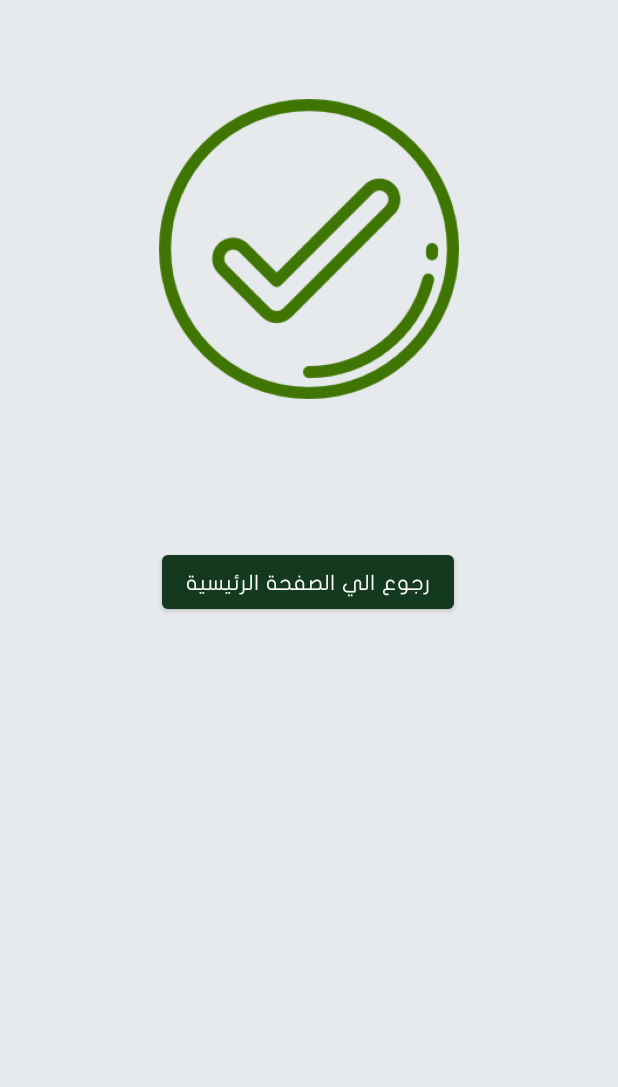
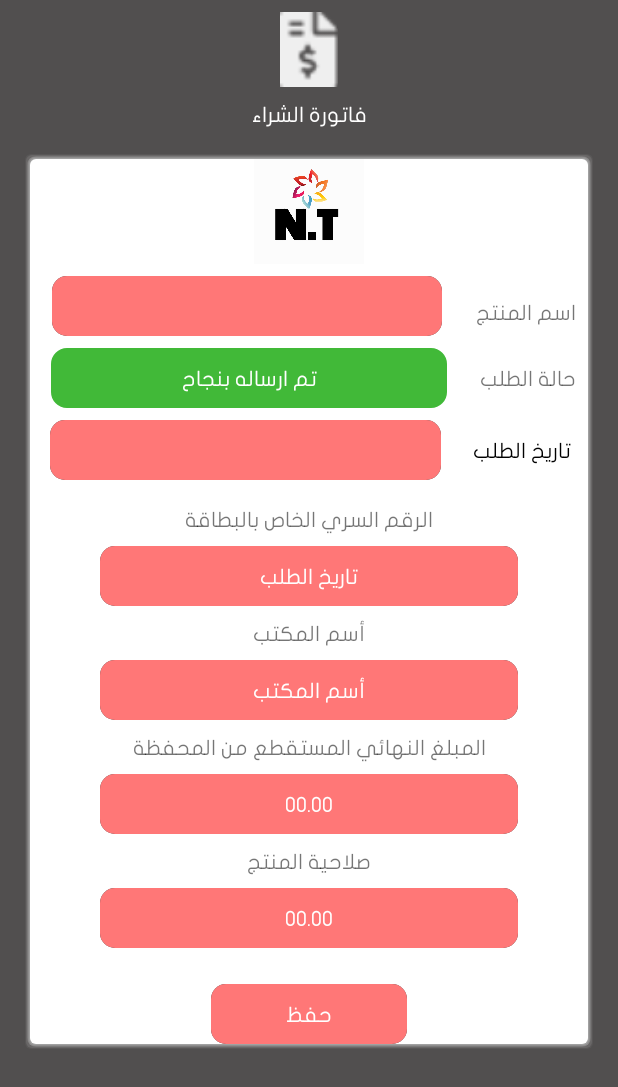
Before and after one commit to hossamxp33/sohol, an Android app: the Payment screen opened directly, with no data from a screen before it, on a phone screen of 412 x 824 dp. Shown: the top 1087 px of the screen. Run offline under Robolectric (Android 15) with nearby library versions, the phone set to English and light mode, and no system bars; our stand-ins replace data binding; 3 statements that could not run were skipped.

Commit message:
receipt page

```diff
--- a/app/src/main/AndroidManifest.xml
+++ b/app/src/main/AndroidManifest.xml
@@ -35,11 +35,12 @@
                 android:name="com.codesroots.mac.cards.DataLayer.helper.MyService"
                 android:enabled="true" />
 
-        <activity android:name=".presentaion.payment.Payment"  >
+        <activity android:name=".presentaion.payment.Payment"
+                  android:theme="@style/AppTheme">
 
         </activity>
         <activity android:name=".presentaion.popup.CompanyDetailsActivity"
-                android:theme="@style/Department"
+                  android:theme="@style/Department"
                 >
 
         </activity>
--- a/app/src/main/java/com/codesroots/mac/cards/models/BuyPackgeModel.kt
+++ b/app/src/main/java/com/codesroots/mac/cards/models/BuyPackgeModel.kt
@@ -26,8 +26,13 @@ data class Center (
     val centerID: Long? = null,
     val created: String? = null,
     val modified: String? = null,
+    val time: String? = null,
     val id: Long? = null,
+    val name: String? = null,
+    val serial: String? = null,
+    val photo: String? = null,
     val err:String? = null
+
 ) : Parcelable
 
 data class Trans (
--- a/app/src/main/java/com/codesroots/mac/cards/presentaion/payment/Payment.kt
+++ b/app/src/main/java/com/codesroots/mac/cards/presentaion/payment/Payment.kt
@@ -11,6 +11,7 @@ import androidx.appcompat.app.AppCompatActivity
 import androidx.databinding.DataBindingUtil
 import com.codesroots.mac.cards.R
 import com.codesroots.mac.cards.databinding.ActivityPaymentBinding
+import com.codesroots.mac.cards.databinding.ReceiptBinding
 import com.codesroots.mac.cards.models.Buypackge
 import com.codesroots.mac.cards.presentaion.MainActivity
 
@@ -22,26 +23,23 @@ import java.net.URL
 
 class Payment : AppCompatActivity() {
 
-
     var dataa: Buypackge? = null
-
     var  text : TextView ? = null
-
 
     override fun onCreate(savedInstanceState: Bundle?) {
         super.onCreate(savedInstanceState)
-        setContentView(R.layout.activity_payment)
-        val binding = DataBindingUtil.setContentView<ActivityPaymentBinding>(this, R.layout.activity_payment)
+        setContentView(R.layout.receipt)
+        val binding = DataBindingUtil.setContentView<ReceiptBinding>(this, R.layout.receipt)
+        var extras = intent.extras
+        val value = extras?.getParcelable<Buypackge>("myobj")
 
+      //  animation()
+        binding.buy = value
 
-text = findViewById(R.id.textView2)
-
-        animation()
-
-        home.setOnClickListener {
-                    val homeIntent = Intent(this, MainActivity::class.java)
-                                       startActivity(homeIntent)
-        }
+//        home.setOnClickListener {
+//                    val homeIntent = Intent(this, MainActivity::class.java)
+//                                       startActivity(homeIntent)
+//        }
     }
 
     override fun onBackPressed() {
--- a/app/src/main/res/layout/receipt.xml
+++ b/app/src/main/res/layout/receipt.xml
@@ -5,26 +5,31 @@
         >
 
     <data>
-
+        <variable
+                name="Buy"
+                type="com.codesroots.mac.cards.models.Buypackge"/>
 
     </data>
+
     <ScrollView
             android:layout_width="match_parent"
             android:layout_height="match_parent"
-            android:background="@color/gray">
+            android:background="@color/darkgrey">
+
         <androidx.constraintlayout.widget.ConstraintLayout
                 android:id="@+id/icon"
                 android:layout_width="match_parent"
                 android:layout_height="match_parent">
+
             <ImageView
                     android:id="@+id/imageView"
-            android:layout_width="200dp"
-            android:layout_height="70dp"
+                    android:layout_width="100dp"
+                    android:layout_height="50dp"
                     android:layout_marginTop="8dp"
                     android:src="@drawable/dollar1"
                     app:layout_constraintEnd_toEndOf="parent"
                     app:layout_constraintStart_toStartOf="parent"
-            app:layout_constraintTop_toTopOf="parent"/>
+                    app:layout_constraintTop_toTopOf="parent" />
 
 
             <TextView
@@ -42,7 +47,7 @@
                     android:layout_width="match_parent"
                     android:layout_height="wrap_content"
                     android:layout_marginStart="16dp"
-            android:layout_marginTop="8dp"
+                    android:layout_marginTop="16dp"
                     android:layout_marginEnd="16dp"
                     android:background="@drawable/reduisbackground"
                     app:layout_constraintBottom_toBottomOf="parent"
@@ -51,17 +56,18 @@
                     app:layout_constraintTop_toBottomOf="@+id/textView6">
 
 
-        <ImageView
+                <androidx.appcompat.widget.AppCompatImageView
                         android:id="@+id/comoanyName"
-                android:layout_width="wrap_content"
-                android:layout_height="wrap_content"
+                        android:layout_width="100dp"
+                        android:layout_height="70dp"
                         android:layout_marginTop="8dp"
-                android:src="@drawable/wave"
+                        android:src="@drawable/logo"
+                        app:imageResourcee="@{Buy.center.photo}"
                         app:layout_constraintEnd_toEndOf="parent"
                         app:layout_constraintStart_toStartOf="parent"
                         app:layout_constraintTop_toBottomOf="@+id/textView6">
 
-        </ImageView>
+                </androidx.appcompat.widget.AppCompatImageView>
 
                 <TextView
                         android:id="@+id/product_name"
@@ -82,14 +88,15 @@
                         android:background="@drawable/light_violet_reduisbackground"
                         app:layout_constraintEnd_toStartOf="@+id/product_name"
 
+                        app:layout_constraintStart_toStartOf="parent"
                         app:layout_constraintTop_toBottomOf="@+id/comoanyName"
-                app:layout_constraintWidth_percent="0.75">
+                        app:layout_constraintWidth_percent="0.7">
 
                     <TextView
                             android:id="@+id/name"
                             android:layout_width="wrap_content"
                             android:layout_height="wrap_content"
-                    android:text="اسم المنتج"
+                            android:text="@{Buy.center.name}"
                             android:textColor="@color/white"
                             app:layout_constraintBottom_toBottomOf="parent"
                             app:layout_constraintEnd_toEndOf="parent"
@@ -116,8 +123,9 @@
                         android:background="@drawable/green_background"
 
                         app:layout_constraintEnd_toStartOf="@+id/product_state"
+                        app:layout_constraintStart_toStartOf="parent"
                         app:layout_constraintTop_toBottomOf="@+id/constraintLayout2"
-                app:layout_constraintWidth_percent="0.76">
+                        app:layout_constraintWidth_percent="0.71">
 
 
                     <TextView
@@ -151,14 +159,15 @@
                         android:layout_marginEnd="8dp"
                         android:background="@drawable/light_violet_reduisbackground"
                         app:layout_constraintEnd_toStartOf="@+id/orderDate_txt"
+                        app:layout_constraintStart_toStartOf="parent"
                         app:layout_constraintTop_toBottomOf="@+id/constraintLayout3"
-                app:layout_constraintWidth_percent="0.75">
+                        app:layout_constraintWidth_percent="0.7">
 
                     <TextView
                             android:id="@+id/order_date"
                             android:layout_width="wrap_content"
                             android:layout_height="wrap_content"
-                    android:text="تاريخ الطلب"
+                            android:text="@{Buy.center.time}"
                             android:textColor="@color/white"
                             app:layout_constraintBottom_toBottomOf="parent"
                             app:layout_constraintEnd_toEndOf="parent"
```
Lines whose indentation alone changed are shown as unchanged.
